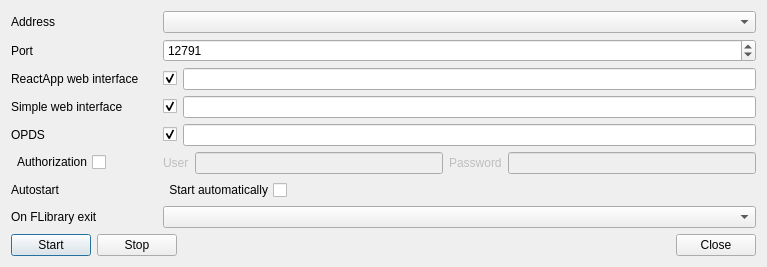
Old version of the form src/home/flibrary/gui/dialogs/OpdsDialog.ui in the repository heimdallr/books.
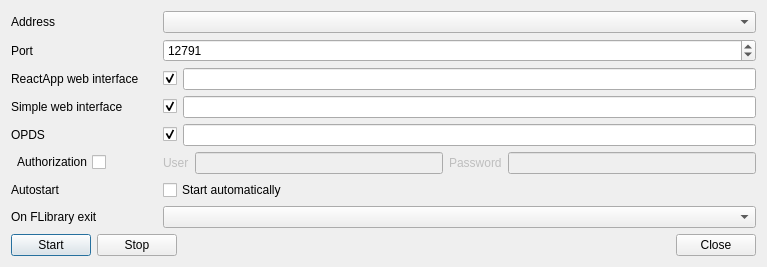
New version of the form. Icons and pictures are not drawn.

Commit message: Для линукса прячем галку автостарта

Diff of the .ui file:
```diff
--- a/src/home/flibrary/gui/dialogs/OpdsDialog.ui
+++ b/src/home/flibrary/gui/dialogs/OpdsDialog.ui
@@ -214,33 +214,6 @@
        </layout>
       </widget>
      </item>
-     <item row="6" column="1">
-      <layout class="QHBoxLayout" name="_7">
-       <item>
-        <widget class="QCheckBox" name="checkBoxAddToSturtup">
-         <property name="layoutDirection">
-          <enum>Qt::LayoutDirection::RightToLeft</enum>
-         </property>
-         <property name="text">
-          <string>Start automatically</string>
-         </property>
-        </widget>
-       </item>
-       <item>
-        <spacer name="horizontalSpacer">
-         <property name="orientation">
-          <enum>Qt::Orientation::Horizontal</enum>
-         </property>
-         <property name="sizeHint" stdset="0">
-          <size>
-           <width>40</width>
-           <height>20</height>
-          </size>
-         </property>
-        </spacer>
-       </item>
-      </layout>
-     </item>
      <item row="6" column="0">
       <widget class="QLabel" name="label_2">
        <property name="text">
@@ -258,6 +231,13 @@
      <item row="7" column="1">
       <widget class="QComboBox" name="comboBoxOnExit"/>
      </item>
+     <item row="6" column="1">
+      <widget class="QCheckBox" name="checkBoxAddToSturtup">
+       <property name="text">
+        <string>Start automatically</string>
+       </property>
+      </widget>
+     </item>
     </layout>
    </item>
    <item>
```
Left out of the diff: 2 changed lines with no effect on the pictures. The commit also changes 2 other files.
